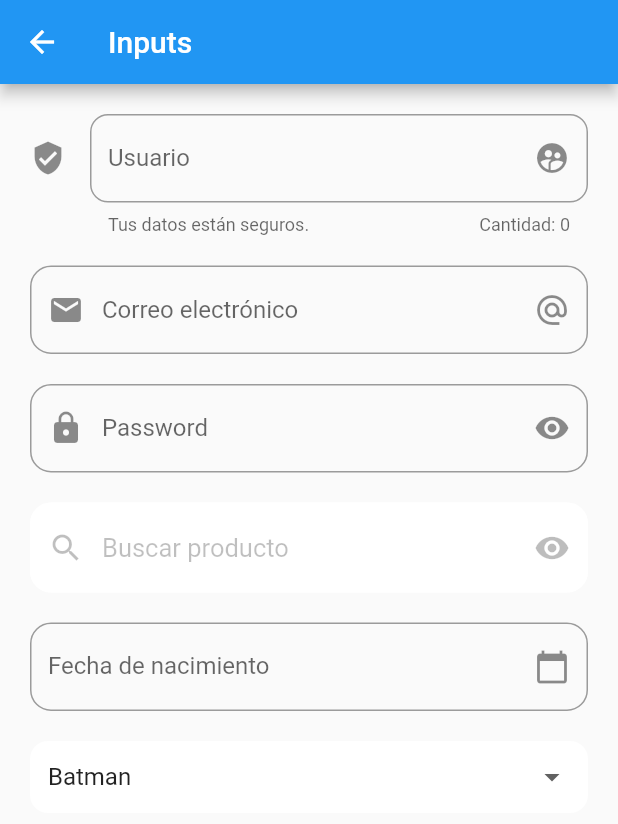
After one commit to gian-pc/flutter_components, a Flutter app: the screen it shows after launch, after a tap on "Inputs", on a phone screen of 412 x 824 dp. The commit adds this screen. Shown: the top 824 px of the screen. Run offline on Flutter 3.47's test engine with Material 2 defaults, Android fonts, the phone set to English and light mode, and no system bars; network calls fail.

Commit message:
Dropdown

```diff
--- a/lib/pages/home_page.dart
+++ b/lib/pages/home_page.dart
@@ -2,6 +2,7 @@ import 'package:flutter/material.dart';
 import 'package:flutter_codigo3_components/pages/alert_page.dart';
 import 'package:flutter_codigo3_components/pages/avatar_page.dart';
 import 'package:flutter_codigo3_components/pages/card_page.dart';
+import 'package:flutter_codigo3_components/pages/input_page.dart';
 
 class HomePage extends StatelessWidget {
   @override
@@ -47,6 +48,12 @@ class HomePage extends StatelessWidget {
                   subtitle: "Módulo de cards",
                   icon: Icons.picture_in_picture,
                   toWidget: CardPage(),
+                ),
+                ItemListWidget(
+                  title: "Inputs",
+                  subtitle: "Módulo de Inputs",
+                  icon: Icons.input,
+                  toWidget: InputPage(),
                 )
               ],
             ),
--- /dev/null
+++ b/lib/pages/input_page.dart
@@ -0,0 +1,207 @@
+import 'package:flutter/material.dart';
+import 'package:flutter/services.dart';
+
+class InputPage extends StatefulWidget {
+  @override
+  _InputPageState createState() => _InputPageState();
+}
+
+class _InputPageState extends State<InputPage> {
+  bool isObscure = true;
+  TextEditingController _fechaController = TextEditingController();
+
+  List<String> superHeroes = [
+    "Batman",
+    "Superman",
+    "Wonder Woman",
+    "Flash",
+    "Aquaman"
+  ];
+
+  String auxiliar = "Batman";
+
+  @override
+  void initState() {
+    // TODO: implement initState
+    super.initState();
+  }
+
+  @override
+  Widget build(BuildContext context) {
+    return Scaffold(
+      appBar: AppBar(
+        title: Text("Inputs"),
+      ),
+      body: ListView(
+        padding: EdgeInsets.all(20.0),
+        children: [
+          buildTextFieldSimple(),
+          SizedBox(height: 20),
+          buildTextFieldMail(),
+          SizedBox(height: 20),
+          buildTextFieldPassword(),
+          SizedBox(height: 20),
+          buildTextFieldEdit(),
+          SizedBox(height: 20),
+          buildTextFieldDate(context),
+          SizedBox(height: 20),
+          Container(
+            padding: EdgeInsets.symmetric(horizontal: 12.0),
+            decoration: BoxDecoration(
+              color: Colors.white,
+              borderRadius: BorderRadius.circular(12.0),
+
+            ),
+            child: DropdownButtonHideUnderline(
+              child: DropdownButton(
+                value: auxiliar,
+                items: getItemsDropdown(),
+                onChanged: (String? value) {
+                  auxiliar=value!;
+                  setState(() {
+
+                  });
+                },
+              ),
+            ),
+          ),
+        ],
+      ),
+    );
+  }
+
+  List<DropdownMenuItem<String>> getItemsDropdown() {
+    List<DropdownMenuItem<String>> ramoncito = [];
+    superHeroes.forEach((element) {
+      ramoncito.add(
+        DropdownMenuItem(
+          child: Text(element),
+          value: element,
+        ),
+      );
+    });
+    return ramoncito;
+  }
+
+  TextField buildTextFieldDate(BuildContext context) {
+    return TextField(
+      controller: _fechaController,
+      decoration: InputDecoration(
+        border: OutlineInputBorder(
+          borderRadius: BorderRadius.circular(14.0),
+        ),
+        labelText: "Fecha de nacimiento",
+        hintText: "Fecha de nacimiento",
+        suffixIcon: Icon(Icons.calendar_today),
+      ),
+      onTap: () {
+        FocusScope.of(context).requestFocus(FocusNode());
+        selectDate(context);
+      },
+    );
+  }
+
+  selectDate(BuildContext mandarina) async {
+    DateTime? picked = await showDatePicker(
+      context: mandarina,
+      initialDate: DateTime.now(),
+      firstDate: DateTime(2000),
+      lastDate: DateTime(2025),
+    );
+    if (picked != null) {
+      _fechaController.text = picked.toString().substring(0, 10);
+    }
+  }
+
+  TextField buildTextFieldEdit() {
+    return TextField(
+      cursorColor: Colors.black87,
+      style: TextStyle(color: Color(0xff565656), fontSize: 17.0),
+      decoration: InputDecoration(
+        focusedBorder: OutlineInputBorder(
+          borderRadius: BorderRadius.circular(14.0),
+          borderSide: BorderSide(
+            color: Colors.white,
+          ),
+        ),
+        enabledBorder: OutlineInputBorder(
+          borderRadius: BorderRadius.circular(14.0),
+          borderSide: BorderSide(
+            color: Colors.white,
+          ),
+        ),
+        prefixIcon: Icon(Icons.search, color: Colors.black26.withOpacity(0.25)),
+        hintText: "Buscar producto",
+        suffixIcon: Icon(
+          Icons.remove_red_eye,
+          color: Colors.black26,
+        ),
+        hintStyle: TextStyle(color: Colors.black26.withOpacity(0.25)),
+        fillColor: Colors.white,
+        filled: true,
+      ),
+    );
+  }
+
+  TextField buildTextFieldPassword() {
+    return TextField(
+      obscureText: isObscure,
+      decoration: InputDecoration(
+        border: OutlineInputBorder(
+          borderRadius: BorderRadius.circular(14.0),
+        ),
+        hintText: "Password",
+        labelText: "Password",
+        prefixIcon: Icon(Icons.lock),
+        suffixIcon: IconButton(
+          onPressed: () {
+            isObscure = !isObscure;
+            setState(() {});
+          },
+          icon: Icon(Icons.remove_red_eye),
+        ),
+      ),
+    );
+  }
+
+  TextField buildTextFieldMail() {
+    return TextField(
+      keyboardType: TextInputType.emailAddress,
+      // inputFormatters: [
+      //   FilteringTextInputFormatter(RegExp(r'[0-9]'), allow: true)
+      // ],
+      decoration: InputDecoration(
+          border: OutlineInputBorder(
+            borderRadius: BorderRadius.circular(14.0),
+          ),
+          prefixIcon: Icon(Icons.mail),
+          suffixIcon: Icon(Icons.alternate_email),
+          hintText: "Correo electrónico"),
+      onSubmitted: (String value) {
+        print(value);
+      },
+      onChanged: (String value) {
+        print(value);
+      },
+    );
+  }
+
+  TextField buildTextFieldSimple() {
+    return TextField(
+      decoration: InputDecoration(
+          border: OutlineInputBorder(borderRadius: BorderRadius.circular(12.0)),
+          hintText: "Usuario",
+          labelText: "Usuario",
+          helperText: "Tus datos están seguros.",
+          counterText: "Cantidad: 0",
+          icon: Icon(Icons.verified_user),
+          suffixIcon: Icon(Icons.supervised_user_circle)),
+      onTap: () {
+        print("Mi TextField");
+      },
+      onChanged: (String value) {
+        print(value);
+      },
+    );
+  }
+}
--- a/pubspec.yaml
+++ b/pubspec.yaml
@@ -28,6 +28,7 @@ dependencies:
   # The following adds the Cupertino Icons font to your application.
   # Use with the CupertinoIcons class for iOS style icons.
   cupertino_icons: ^1.0.2
+  flutter_svg: ^0.22.0
 
 dev_dependencies:
   flutter_test:
```
Also changed, not shown: pubspec.lock.
